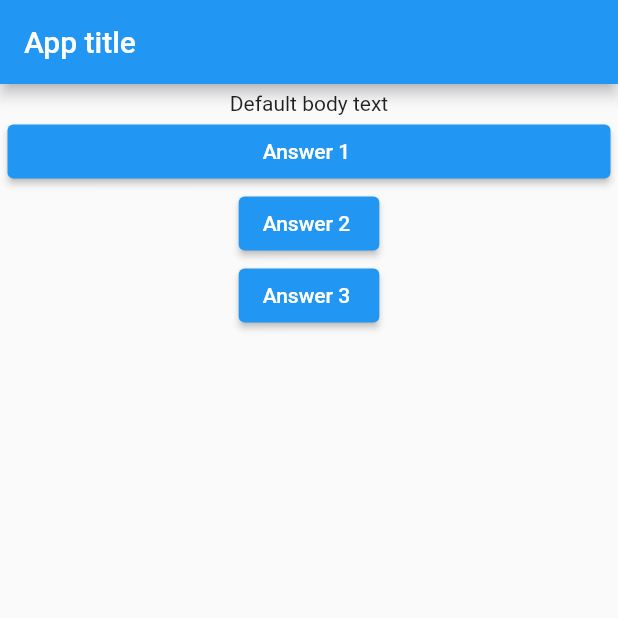
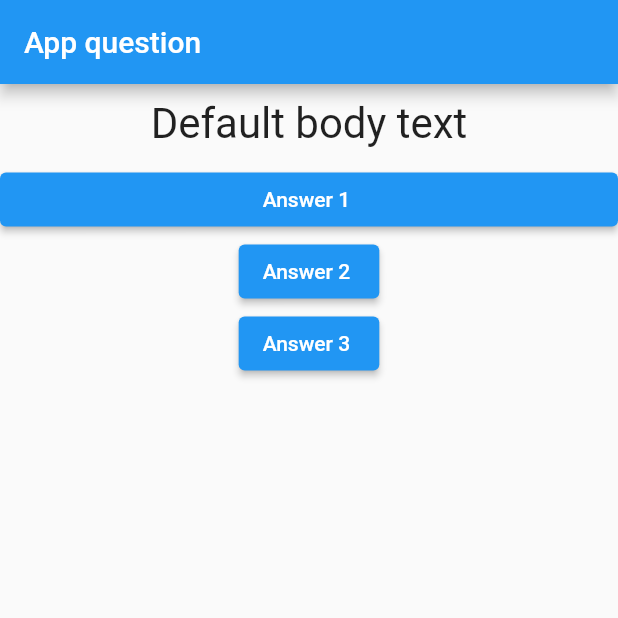
Before and after one commit to cristian-guerrero/flutter_complete_guide_1, a Flutter app: the screen it shows after launch, on a phone screen of 412 x 824 dp, the top half of it. Run offline on Flutter 3.47's test engine with Material 2 defaults, Android fonts, the phone set to English and light mode, and no system bars.

Commit message:
custom widget

```diff
--- a/lib/main.dart
+++ b/lib/main.dart
@@ -1,4 +1,5 @@
 import 'package:flutter/material.dart';
+import 'package:flutter_complete_guide/question.dart';
 /*
 void main() {
   //
@@ -24,16 +25,16 @@ class _AppState extends State<App> {
       home: Scaffold(
           appBar: AppBar(
             title: Text(
-              'App title',
+              'App question',
             ),
           ),
           body: Container(
-            padding: EdgeInsets.all(5),
+            //padding: EdgeInsets.all(5),
             child: Column(
               // mainAxisAlignment: MainAxisAlignment.start,
 
               children: [
-                Text(response),
+                Question(response),
                 Row(
                   children: [
                     Expanded(
--- a/lib/question.dart
+++ b/lib/question.dart
@@ -1,10 +1,19 @@
 import 'package:flutter/material.dart';
 
 class Question extends StatelessWidget {
-  String text;
+  final String text;
   Question(this.text);
   @override
   Widget build(BuildContext context) {
-    return Text(text);
+    return Container(
+        width: double.infinity,
+        margin: EdgeInsets.only(top: 10, bottom: 10),
+        child: Text(
+          text,
+          style: TextStyle(
+            fontSize: 28,
+          ),
+          textAlign: TextAlign.center,
+        ));
   }
 }
```
